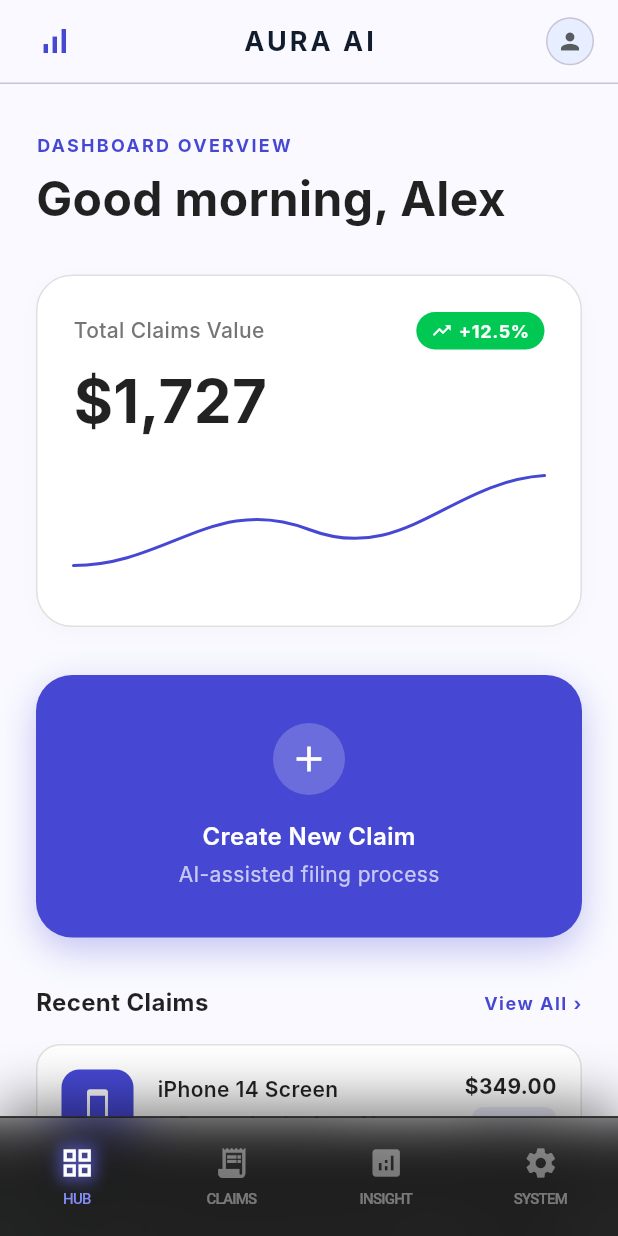
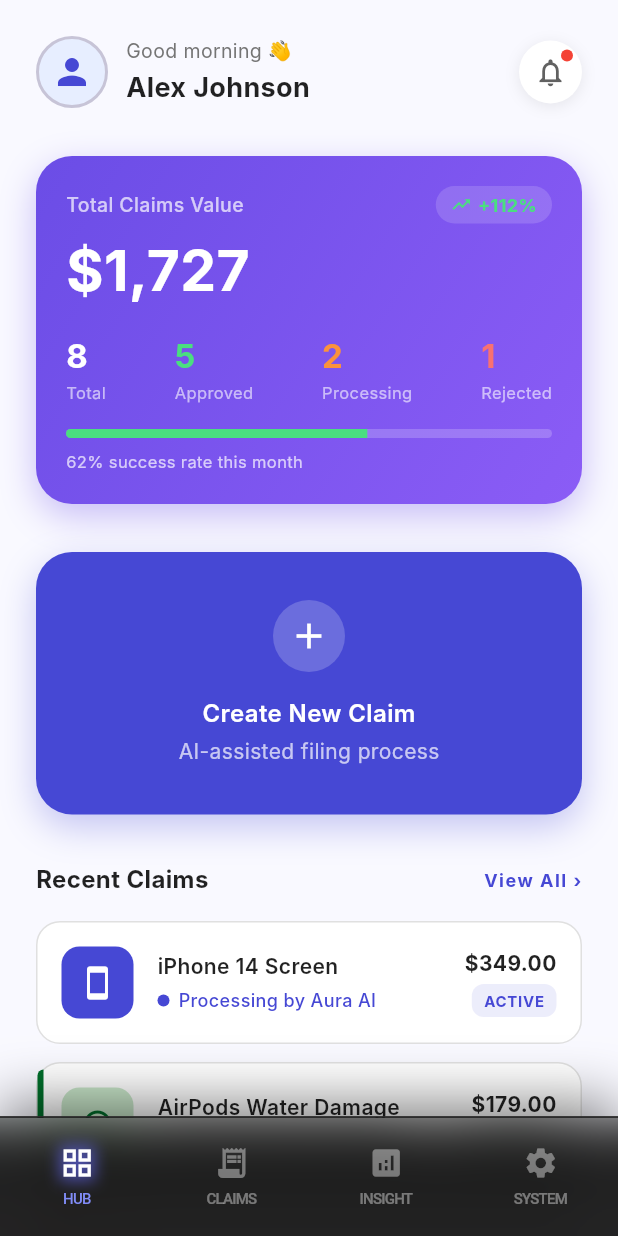
Before and after one commit to arguspermono/mobile-aura-agent, a Flutter app: the screen it shows after launch, on a phone screen of 412 x 824 dp. Run offline on Flutter 3.47's test engine with Material 3 defaults, Android fonts, the light colour scheme and no system bars; Roboto replaces fonts that are missing (Inter, Space Grotesk).

Commit message:
feat: redesign hub header, unify app bar style across all screens

```diff
--- a/lib/screens/ai_analysis_screen.dart
+++ b/lib/screens/ai_analysis_screen.dart
@@ -99,10 +99,10 @@ class _AiAnalysisScreenState extends State<AiAnalysisScreen> with TickerProvider
         onPressed: () => Navigator.of(context).pop(),
       ),
       centerTitle: true,
-      title: const Text(
+      title: Text(
         'AURA AI',
         style: TextStyle(
-          color: Colors.black87,
+          color: primaryColor,
           fontWeight: FontWeight.w900,
           fontSize: 20,
           letterSpacing: 1.2,
@@ -112,16 +112,10 @@ class _AiAnalysisScreenState extends State<AiAnalysisScreen> with TickerProvider
       actions: [
         Padding(
           padding: const EdgeInsets.only(right: 16.0),
-          child: Container(
-            decoration: BoxDecoration(
-              shape: BoxShape.circle,
-              border: Border.all(color: Colors.grey.shade300, width: 2),
-            ),
-            child: CircleAvatar(
-              backgroundColor: Colors.grey.shade200,
-              radius: 16,
-              backgroundImage: const NetworkImage('https://i.pravatar.cc/100'),
-            ),
+          child: CircleAvatar(
+            backgroundColor: Colors.grey.shade300,
+            radius: 18,
+            child: const Icon(Icons.person, color: Colors.white),
           ),
         ),
       ],
--- a/lib/screens/final_decision_screen.dart
+++ b/lib/screens/final_decision_screen.dart
@@ -91,10 +91,10 @@ class _FinalDecisionScreenState extends State<FinalDecisionScreen> with TickerPr
               onPressed: () => Navigator.of(context).pop(),
             ),
             centerTitle: true,
-            title: const Text(
+            title: Text(
               'AURA AI',
               style: TextStyle(
-                color: Colors.black87,
+                color: primaryColor,
                 fontWeight: FontWeight.w900,
                 fontSize: 20,
                 letterSpacing: 1.2,
@@ -104,16 +104,10 @@ class _FinalDecisionScreenState extends State<FinalDecisionScreen> with TickerPr
             actions: [
               Padding(
                 padding: const EdgeInsets.only(right: 16.0),
-                child: Container(
-                  decoration: BoxDecoration(
-                    shape: BoxShape.circle,
-                    border: Border.all(color: Colors.grey.shade300, width: 1.5),
-                  ),
-                  child: CircleAvatar(
-                    backgroundColor: Colors.grey.shade100,
-                    radius: 16,
-                    child: const Icon(Icons.person, color: Colors.grey, size: 20),
-                  ),
+                child: CircleAvatar(
+                  backgroundColor: Colors.grey.shade300,
+                  radius: 18,
+                  child: const Icon(Icons.person, color: Colors.white),
                 ),
               ),
             ],
--- a/lib/screens/hub_screen.dart
+++ b/lib/screens/hub_screen.dart
@@ -2,6 +2,7 @@ import 'dart:ui';
 import 'package:flutter/material.dart';
 import '../widgets/bottom_nav_bar.dart';
 import 'evidence_collection_screen.dart';
+import 'notifications_screen.dart';
 
 class HubScreen extends StatefulWidget {
   const HubScreen({super.key});
@@ -23,62 +24,11 @@ class _HubScreenState extends State<HubScreen> {
     return Scaffold(
       backgroundColor: backgroundColor,
       extendBody: true,
-      extendBodyBehindAppBar: true,
       bottomNavigationBar: const AuraBottomNavBar(currentIndex: 0),
-      appBar: PreferredSize(
-        preferredSize: const Size.fromHeight(kToolbarHeight),
-        child: ClipRect(
-          child: BackdropFilter(
-            filter: ImageFilter.blur(sigmaX: 10, sigmaY: 10),
-            child: AppBar(
-              backgroundColor: const Color(0xFFF9F9FF).withValues(alpha: 0.8),
-              elevation: 0,
-              shadowColor: Colors.black12,
-              bottom: PreferredSize(
-                preferredSize: const Size.fromHeight(1.0),
-                child: Container(
-                  color: const Color(0xFFC7C4D7),
-                  height: 1.0,
-                ),
-              ),
-              leading: Padding(
-                padding: const EdgeInsets.only(left: 16.0),
-                child: Icon(Icons.signal_cellular_alt, color: primaryColor, size: 24),
-              ),
-              title: const Text(
-                'AURA AI',
-                style: TextStyle(
-                  fontFamily: 'Inter',
-                  fontWeight: FontWeight.bold,
-                  fontSize: 18,
-                  color: Color(0xFF111C2D),
-                  letterSpacing: 2.0,
-                ),
-              ),
-              centerTitle: true,
-              actions: [
-                Padding(
-                  padding: const EdgeInsets.only(right: 16.0),
-                  child: Container(
-                    width: 32,
-                    height: 32,
-                    decoration: BoxDecoration(
-                      shape: BoxShape.circle,
-                      color: const Color(0xFFE7EEFF),
-                      border: Border.all(color: const Color(0xFFC7C4D7), width: 1),
-                    ),
-                    child: const Icon(Icons.person, color: Color(0xFF595c5e), size: 18),
-                  ),
-                ),
-              ],
-            ),
-          ),
-        ),
-      ),
       body: SingleChildScrollView(
         child: Padding(
           padding: EdgeInsets.only(
-            top: MediaQuery.of(context).padding.top + kToolbarHeight + 32.0,
+            top: MediaQuery.of(context).padding.top + 24.0,
             left: 24.0,
             right: 24.0,
             bottom: 120.0,
@@ -103,28 +53,92 @@ class _HubScreenState extends State<HubScreen> {
   }
 
   Widget _buildHeader() {
-    return Column(
+    return Row(
+      mainAxisAlignment: MainAxisAlignment.spaceBetween,
+      crossAxisAlignment: CrossAxisAlignment.center,
+      children: [
+        Row(
+          children: [
+            Container(
+              width: 48,
+              height: 48,
+              decoration: BoxDecoration(
+                shape: BoxShape.circle,
+                border: Border.all(color: const Color(0xFFC7C4D7), width: 2),
+                color: const Color(0xFFE7EEFF),
+              ),
+              child: ClipOval(
+                child: Icon(Icons.person, color: primaryColor, size: 28),
+              ),
+            ),
+            const SizedBox(width: 12),
+            Column(
               crossAxisAlignment: CrossAxisAlignment.start,
               children: [
+                Row(
+                  children: [
                     Text(
-          'DASHBOARD OVERVIEW',
+                      'Good morning ',
                       style: TextStyle(
                         fontFamily: 'Inter',
-            fontSize: 12,
-            fontWeight: FontWeight.w700,
-            letterSpacing: 1.5,
-            color: primaryColor,
+                        fontSize: 13,
+                        color: Colors.grey.shade600,
+                        fontWeight: FontWeight.w400,
                       ),
                     ),
-        const SizedBox(height: 8),
+                    const Text('👋', style: TextStyle(fontSize: 13)),
+                  ],
+                ),
+                const SizedBox(height: 2),
                 const Text(
-          'Good morning, Alex',
+                  'Alex Johnson',
                   style: TextStyle(
                     fontFamily: 'Inter',
-            fontSize: 32,
+                    fontSize: 18,
                     fontWeight: FontWeight.bold,
                     color: Colors.black87,
-            height: 1.2,
+                  ),
+                ),
+              ],
+            ),
+          ],
+        ),
+        GestureDetector(
+          onTap: () => Navigator.push(
+            context,
+            MaterialPageRoute(builder: (_) => const NotificationsScreen()),
+          ),
+          child: Stack(
+            children: [
+              Container(
+                width: 42,
+                height: 42,
+                decoration: BoxDecoration(
+                  shape: BoxShape.circle,
+                  color: Colors.white,
+                  boxShadow: [
+                    BoxShadow(
+                      color: Colors.black.withValues(alpha: 0.08),
+                      blurRadius: 8,
+                      offset: const Offset(0, 2),
+                    ),
+                  ],
+                ),
+                child: Icon(Icons.notifications_outlined, color: Colors.grey.shade700, size: 22),
+              ),
+              Positioned(
+                top: 6,
+                right: 6,
+                child: Container(
+                  width: 8,
+                  height: 8,
+                  decoration: const BoxDecoration(
+                    color: Colors.red,
+                    shape: BoxShape.circle,
+                  ),
+                ),
+              ),
+            ],
           ),
         ),
       ],
@@ -133,52 +147,55 @@ class _HubScreenState extends State<HubScreen> {
 
   Widget _buildTotalClaimsCard() {
     return Container(
-      padding: const EdgeInsets.all(24),
+      padding: const EdgeInsets.all(20),
       decoration: BoxDecoration(
-        color: Colors.white,
+        gradient: const LinearGradient(
+          colors: [Color(0xFF6B4DE6), Color(0xFF8B5CF6)],
+          begin: Alignment.topLeft,
+          end: Alignment.bottomRight,
+        ),
         borderRadius: BorderRadius.circular(24),
-        border: Border.all(color: Colors.grey.shade300),
         boxShadow: [
           BoxShadow(
-            color: Colors.black.withValues(alpha: 0.02),
-            blurRadius: 10,
-            offset: const Offset(0, 4),
+            color: const Color(0xFF6B4DE6).withValues(alpha: 0.35),
+            blurRadius: 20,
+            offset: const Offset(0, 8),
           ),
         ],
       ),
       child: Column(
         crossAxisAlignment: CrossAxisAlignment.start,
         children: [
+          // Row: label + badge
           Row(
             mainAxisAlignment: MainAxisAlignment.spaceBetween,
             children: [
-              Text(
+              const Text(
                 'Total Claims Value',
                 style: TextStyle(
                   fontFamily: 'Inter',
-                  fontSize: 14,
+                  fontSize: 13,
                   fontWeight: FontWeight.w500,
-                  color: Colors.grey.shade600,
+                  color: Colors.white70,
                 ),
               ),
               Container(
                 padding: const EdgeInsets.symmetric(horizontal: 10, vertical: 4),
                 decoration: BoxDecoration(
-                  color: accentGreen,
-                  borderRadius: BorderRadius.circular(16),
+                  color: Colors.white.withValues(alpha: 0.15),
+                  borderRadius: BorderRadius.circular(20),
                 ),
-                child: Row(
-                  children: const [
-                    Icon(Icons.trending_up, color: Colors.white, size: 14),
+                child: const Row(
+                  children: [
+                    Icon(Icons.trending_up, color: Color(0xFF4ADE80), size: 14),
                     SizedBox(width: 4),
                     Text(
-                      '+12.5%',
+                      '+112%',
                       style: TextStyle(
                         fontFamily: 'Inter',
                         fontSize: 12,
                         fontWeight: FontWeight.w700,
-                        color: Colors.white,
-                        letterSpacing: 0.5,
+                        color: Color(0xFF4ADE80),
                       ),
                     ),
                   ],
@@ -186,27 +203,77 @@ class _HubScreenState extends State<HubScreen> {
               ),
             ],
           ),
-          const SizedBox(height: 12),
+          const SizedBox(height: 10),
+          // Main value
           const Text(
             '\$1,727',
             style: TextStyle(
               fontFamily: 'Inter',
-              fontSize: 40,
+              fontSize: 38,
               fontWeight: FontWeight.bold,
-              color: Colors.black87,
+              color: Colors.white,
               height: 1.1,
             ),
           ),
-          const SizedBox(height: 24),
-          SizedBox(
-            width: double.infinity,
-            height: 80,
-            child: CustomPaint(
-              painter: ChartLinePainter(color: primaryColor),
+          const SizedBox(height: 20),
+          // 4-stat row
+          Row(
+            mainAxisAlignment: MainAxisAlignment.spaceBetween,
+            children: [
+              _buildStatItem('8', 'Total', Colors.white),
+              _buildStatItem('5', 'Approved', const Color(0xFF4ADE80)),
+              _buildStatItem('2', 'Processing', const Color(0xFFFB923C)),
+              _buildStatItem('1', 'Rejected', const Color(0xFFF87171)),
+            ],
+          ),
+          const SizedBox(height: 16),
+          // Progress bar
+          ClipRRect(
+            borderRadius: BorderRadius.circular(4),
+            child: LinearProgressIndicator(
+              value: 0.62,
+              backgroundColor: Colors.white.withValues(alpha: 0.2),
+              valueColor: const AlwaysStoppedAnimation<Color>(Color(0xFF4ADE80)),
+              minHeight: 6,
+            ),
+          ),
+          const SizedBox(height: 8),
+          const Text(
+            '62% success rate this month',
+            style: TextStyle(
+              fontFamily: 'Inter',
+              fontSize: 11,
+              color: Colors.white70,
             ),
           ),
         ],
       ),
+    );
+  }
+
+  Widget _buildStatItem(String value, String label, Color valueColor) {
+    return Column(
+      crossAxisAlignment: CrossAxisAlignment.start,
+      children: [
+        Text(
+          value,
+          style: TextStyle(
+            fontFamily: 'Inter',
+            fontSize: 22,
+            fontWeight: FontWeight.bold,
+            color: valueColor,
+          ),
+        ),
+        const SizedBox(height: 2),
+        Text(
+          label,
+          style: const TextStyle(
+            fontFamily: 'Inter',
+            fontSize: 11,
+            color: Colors.white60,
+          ),
+        ),
+      ],
     );
   }
 
--- a/lib/screens/notifications_screen.dart
+++ b/lib/screens/notifications_screen.dart
@@ -28,24 +28,10 @@ class _NotificationsScreenState extends State<NotificationsScreen> {
     return Scaffold(
       backgroundColor: backgroundColor,
       extendBody: true,
-      extendBodyBehindAppBar: true,
       bottomNavigationBar: const AuraBottomNavBar(currentIndex: 2),
-      appBar: PreferredSize(
-        preferredSize: const Size.fromHeight(kToolbarHeight),
-        child: ClipRect(
-          child: BackdropFilter(
-            filter: ImageFilter.blur(sigmaX: 10, sigmaY: 10),
-            child: AppBar(
-              backgroundColor: const Color(0xFFF9F9FF).withValues(alpha: 0.8),
+      appBar: AppBar(
+        backgroundColor: backgroundColor,
         elevation: 0,
-              shadowColor: Colors.black12,
-              bottom: PreferredSize(
-                preferredSize: const Size.fromHeight(1.0),
-                child: Container(
-                  color: const Color(0xFFC7C4D7),
-                  height: 1.0,
-                ),
-              ),
         leading: IconButton(
           icon: Icon(Icons.arrow_back, color: primaryColor),
           onPressed: () {
@@ -59,40 +45,32 @@ class _NotificationsScreenState extends State<NotificationsScreen> {
             }
           },
         ),
-              title: const Text(
+        centerTitle: true,
+        title: Text(
           'AURA AI',
           style: TextStyle(
+            color: primaryColor,
+            fontWeight: FontWeight.w900,
+            fontSize: 20,
+            letterSpacing: 1.2,
             fontFamily: 'Inter',
-                  fontWeight: FontWeight.bold,
-                  fontSize: 18,
-                  color: Color(0xFF111C2D),
-                  letterSpacing: 2.0,
           ),
         ),
-              centerTitle: true,
         actions: [
           Padding(
             padding: const EdgeInsets.only(right: 16.0),
-                  child: Container(
-                    width: 32,
-                    height: 32,
-                    decoration: BoxDecoration(
-                      shape: BoxShape.circle,
-                      color: const Color(0xFFE7EEFF),
-                      border: Border.all(color: const Color(0xFFC7C4D7), width: 1),
-                    ),
-                    child: const Icon(Icons.person, color: Color(0xFF595c5e), size: 18),
+            child: CircleAvatar(
+              backgroundColor: Colors.grey.shade300,
+              radius: 18,
+              child: const Icon(Icons.person, color: Colors.white),
             ),
           ),
         ],
       ),
-          ),
-        ),
-      ),
       body: SingleChildScrollView(
         child: Padding(
-          padding: EdgeInsets.only(
-            top: MediaQuery.of(context).padding.top + kToolbarHeight + 32.0,
+          padding: const EdgeInsets.only(
+            top: 24.0,
             left: 24.0,
             right: 24.0,
             bottom: 120.0,
```
Lines whose indentation alone changed are shown as unchanged.
